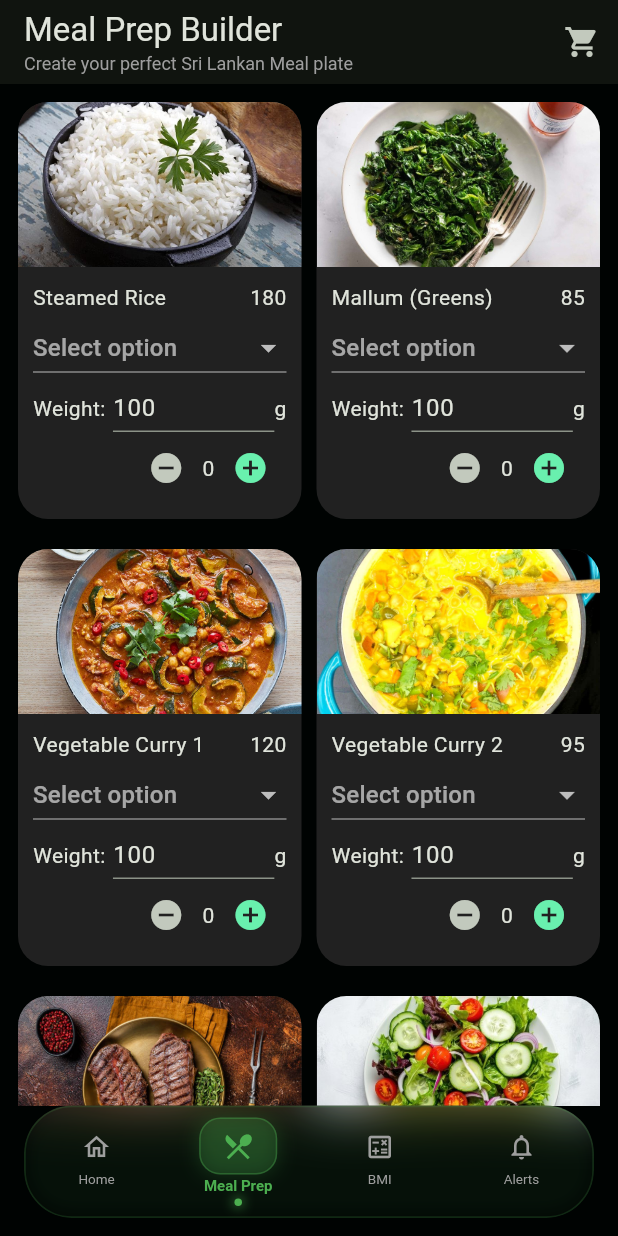
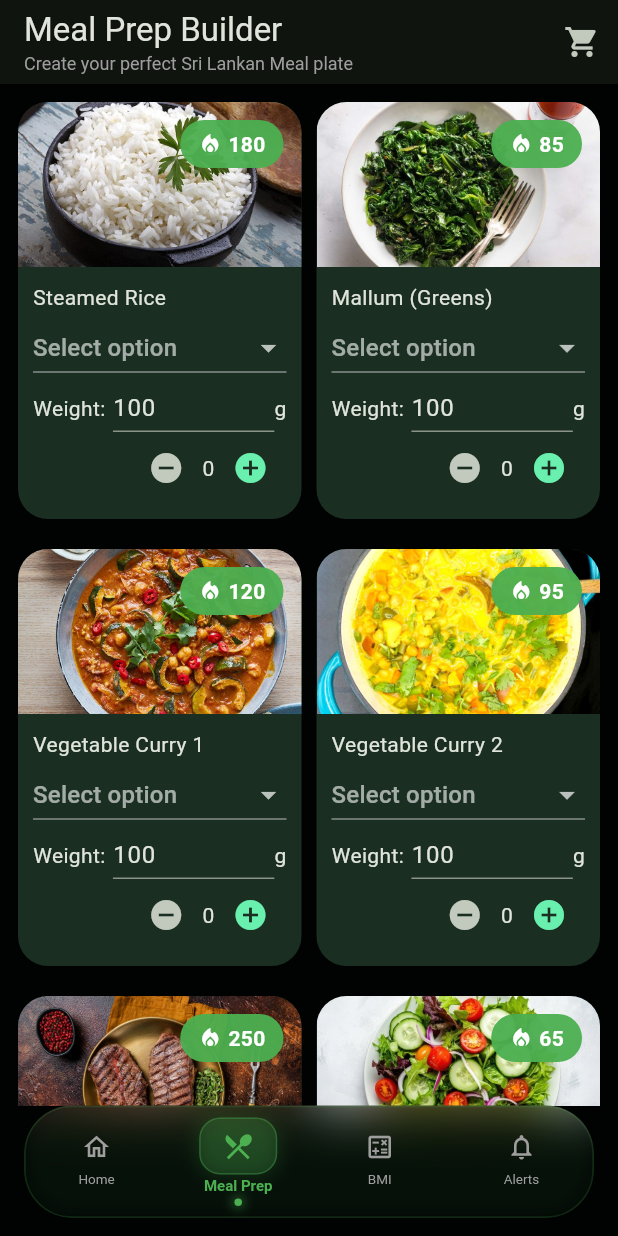
Before and after one commit to kAvindu-gh/nutriflex, a Flutter app: the MealPrepPage screen opened directly, on a phone screen of 412 x 824 dp. Run offline on Flutter 3.47's test engine with Material 3 defaults, Android fonts, the phone set to English and light mode, and no system bars.

Commit message:
Background Colours changed and added the finalized 'meal_prep_page.dart' Code

```diff
--- a/frontend/lib/meal_prep_page.dart
+++ b/frontend/lib/meal_prep_page.dart
@@ -15,7 +15,7 @@ class MyApp extends StatelessWidget {
       debugShowCheckedModeBanner: false,
       title: 'Meal Prep Builder',
       theme: ThemeData.dark().copyWith(
-        scaffoldBackgroundColor: Colors.black,
+        scaffoldBackgroundColor: const Color(0xFF0A1F12), // Figma background
       ),
       home: const MealPrepPage(),
     );
@@ -41,7 +41,6 @@ class _MealPrepPageState extends State<MealPrepPage> {
       totalProtein += proDelta;
       totalCarbs += carbDelta;
       totalFat += fatDelta;
-
       if (totalCalories < 0) totalCalories = 0;
       if (totalProtein < 0) totalProtein = 0;
       if (totalCarbs < 0) totalCarbs = 0;
@@ -49,7 +48,6 @@ class _MealPrepPageState extends State<MealPrepPage> {
     });
   }
 
-  // PERFECT MATCH TO YOUR FIGMA
   Widget _buildNutrientRow(String label, int current, int max, Color progressColor) {
     final double percent = (current / max).clamp(0.0, 1.0);
     final String unit = label == "calories" ? "cal" : "g";
@@ -61,18 +59,9 @@ class _MealPrepPageState extends State<MealPrepPage> {
           Row(
             mainAxisAlignment: MainAxisAlignment.spaceBetween,
             children: [
-              Text(
-                label,
-                style: const TextStyle(fontSize: 14, fontWeight: FontWeight.w500, color: Colors.white70),
-              ),
-              Text(
-                "$current $unit / $max $unit",
-                style: const TextStyle(fontSize: 14, color: Colors.white),
-              ),
-              Text(
-                "${(percent * 100).round()}%",
-                style: TextStyle(fontSize: 14, fontWeight: FontWeight.bold, color: progressColor),
-              ),
+              Text(label, style: const TextStyle(fontSize: 14, fontWeight: FontWeight.w500, color: Colors.white70)),
+              Text("$current $unit / $max $unit", style: const TextStyle(fontSize: 14, color: Colors.white)),
+              Text("${(percent * 100).round()}%", style: TextStyle(fontSize: 14, fontWeight: FontWeight.bold, color: progressColor)),
             ],
           ),
           const SizedBox(height: 6),
@@ -96,15 +85,10 @@ class _MealPrepPageState extends State<MealPrepPage> {
           crossAxisAlignment: CrossAxisAlignment.start,
           children: [
             Text("Meal Prep Builder"),
-            Text(
-              "Create your perfect Sri Lankan Meal plate",
-              style: TextStyle(fontSize: 12, color: Colors.grey),
-            ),
+            Text("Create your perfect Sri Lankan Meal plate", style: TextStyle(fontSize: 12, color: Colors.grey)),
           ],
         ),
-        actions: [
-          IconButton(icon: const Icon(Icons.shopping_cart), onPressed: () {}),
-        ],
+        actions: [IconButton(icon: const Icon(Icons.shopping_cart), onPressed: () {})],
       ),
 
       body: SingleChildScrollView(
@@ -112,118 +96,64 @@ class _MealPrepPageState extends State<MealPrepPage> {
         child: Column(
           children: [
             /// ROW 1
-            Row(
-              children: [
-                Expanded(
-                  child: MealCard(
-                    title: "Steamed Rice",
-                    items: const [
+            Row(children: [
+              Expanded(child: MealCard(title: "Steamed Rice", imagePath: "lib/assets/rice.jpg", items: const [
                 FoodItem(name: "Basmati", calories: 180, protein: 3, carbs: 39, fat: 0),
                 FoodItem(name: "Red Rice", calories: 170, protein: 4, carbs: 36, fat: 1),
                 FoodItem(name: "Samba", calories: 165, protein: 3, carbs: 36, fat: 1),
-                    ],
-                    onChanged: updateMacros,
-                    imagePath: "lib/assets/rice.jpg",
-                  ),
-                ),
+              ], onChanged: updateMacros)),
               const SizedBox(width: 10),
-                Expanded(
-                  child: MealCard(
-                    title: "Mallum (Greens)",
-                    items: const [
+              Expanded(child: MealCard(title: "Mallum (Greens)", imagePath: "lib/assets/mallum.jpg", items: const [
                 FoodItem(name: "Gotukola", calories: 85, protein: 3, carbs: 8, fat: 3),
                 FoodItem(name: "Mukunuwenna", calories: 90, protein: 4, carbs: 10, fat: 2),
                 FoodItem(name: "Kankun", calories: 80, protein: 4, carbs: 6, fat: 2),
-                    ],
-                    onChanged: updateMacros,
-                    imagePath: "lib/assets/mallum.jpg",
-                  ),
-                ),
-              ],
-            ),
+              ], onChanged: updateMacros)),
+            ]),
 
             const SizedBox(height: 10),
 
             /// ROW 2
-            Row(
-              children: [
-                Expanded(
-                  child: MealCard(
-                    title: "Vegetable Curry 1",
-                    items: const [
+            Row(children: [
+              Expanded(child: MealCard(title: "Vegetable Curry 1", imagePath: "lib/assets/veg1.jpg", items: const [
                 FoodItem(name: "Carrots", calories: 120, protein: 2, carbs: 25, fat: 4),
                 FoodItem(name: "Potato", calories: 130, protein: 3, carbs: 28, fat: 2),
                 FoodItem(name: "Pumpkin", calories: 115, protein: 2, carbs: 24, fat: 3),
-                    ],
-                    onChanged: updateMacros,
-                    imagePath: "lib/assets/veg1.jpg",
-                  ),
-                ),
+              ], onChanged: updateMacros)),
               const SizedBox(width: 10),
-                Expanded(
-                  child: MealCard(
-                    title: "Vegetable Curry 2",
-                    items: const [
+              Expanded(child: MealCard(title: "Vegetable Curry 2", imagePath: "lib/assets/veg2.jpg", items: const [
                 FoodItem(name: "Beans", calories: 95, protein: 4, carbs: 16, fat: 2),
                 FoodItem(name: "Bell Pepper", calories: 100, protein: 1, carbs: 20, fat: 1),
                 FoodItem(name: "Brinjal", calories: 105, protein: 2, carbs: 18, fat: 4),
-                    ],
-                    onChanged: updateMacros,
-                    imagePath: "lib/assets/veg2.jpg",
-                  ),
-                ),
-              ],
-            ),
+              ], onChanged: updateMacros)),
+            ]),
 
             const SizedBox(height: 10),
 
             /// ROW 3
-            Row(
-              children: [
-                Expanded(
-                  child: MealCard(
-                    title: "Meat",
-                    items: const [
+            Row(children: [
+              Expanded(child: MealCard(title: "Meat", imagePath: "lib/assets/meat.jpg", items: const [
                 FoodItem(name: "Chicken", calories: 250, protein: 25, carbs: 0, fat: 15),
                 FoodItem(name: "Fish", calories: 220, protein: 22, carbs: 0, fat: 12),
                 FoodItem(name: "Prawns", calories: 230, protein: 24, carbs: 0, fat: 14),
-                    ],
-                    onChanged: updateMacros,
-                    imagePath: "lib/assets/meat.jpg",
-                  ),
-                ),
+              ], onChanged: updateMacros)),
               const SizedBox(width: 10),
-                Expanded(
-                  child: MealCard(
-                    title: "Fresh Salad",
-                    items: const [
+              Expanded(child: MealCard(title: "Fresh Salad", imagePath: "lib/assets/salad.jpg", items: const [
                 FoodItem(name: "Lettuce", calories: 65, protein: 1, carbs: 3, fat: 0),
                 FoodItem(name: "Cucumber", calories: 50, protein: 1, carbs: 11, fat: 0),
                 FoodItem(name: "Tomato", calories: 45, protein: 1, carbs: 9, fat: 0),
-                    ],
-                    onChanged: updateMacros,
-                    imagePath: "lib/assets/salad.jpg",
-                  ),
-                ),
-              ],
-            ),
+              ], onChanged: updateMacros)),
+            ]),
 
             const SizedBox(height: 20),
 
-            /// YOUR CUSTOM PLATE — PERFECT MATCH TO FIGMA
+            /// YOUR CUSTOM PLATE (already perfect)
             Container(
               padding: const EdgeInsets.all(20),
-              decoration: BoxDecoration(
-                color: const Color(0xFF0A3D1F),
-                borderRadius: BorderRadius.circular(20),
-              ),
+              decoration: BoxDecoration(color: const Color(0xFF0A3D1F), borderRadius: BorderRadius.circular(20)),
               child: Column(
                 crossAxisAlignment: CrossAxisAlignment.start,
                 children: [
-                  const Text(
-                    "Your custom plate",
-                    style: TextStyle(fontSize: 20, fontWeight: FontWeight.bold, color: Colors.white),
-                  ),
+                  const Text("Your custom plate", style: TextStyle(fontSize: 20, fontWeight: FontWeight.bold, color: Colors.white)),
                   const SizedBox(height: 16),
                   _buildNutrientRow("calories", totalCalories, 2400, Colors.greenAccent),
                   _buildNutrientRow("protein", totalProtein, 150, Colors.red),
@@ -240,15 +170,9 @@ class _MealPrepPageState extends State<MealPrepPage> {
               width: double.infinity,
               height: 62,
               child: ElevatedButton.icon(
-                style: ElevatedButton.styleFrom(
-                  backgroundColor: Colors.greenAccent,
-                  shape: RoundedRectangleBorder(borderRadius: BorderRadius.circular(16)),
-                ),
+                style: ElevatedButton.styleFrom(backgroundColor: Colors.greenAccent, shape: RoundedRectangleBorder(borderRadius: BorderRadius.circular(16))),
                 icon: const Icon(Icons.restaurant, color: Colors.black, size: 28),
-                label: const Text(
-                  "Save my recipe",
-                  style: TextStyle(color: Colors.black, fontSize: 18, fontWeight: FontWeight.bold),
-                ),
+                label: const Text("Save my recipe", style: TextStyle(color: Colors.black, fontSize: 18, fontWeight: FontWeight.bold)),
                 onPressed: () {},
               ),
             ),
@@ -256,10 +180,7 @@ class _MealPrepPageState extends State<MealPrepPage> {
         ),
       ),
 
-      bottomNavigationBar: AppBottomNav(
-        currentIndex: 1,
-        onTap: (index) => print('Tab tapped: $index'),
-      ),
+      bottomNavigationBar: AppBottomNav(currentIndex: 1, onTap: (index) => print('Tab tapped: $index')),
     );
   }
 }
@@ -271,30 +192,17 @@ class FoodItem {
   final int protein;
   final int carbs;
   final int fat;
-
-  const FoodItem({
-    required this.name,
-    required this.calories,
-    required this.protein,
-    required this.carbs,
-    required this.fat,
-  });
+  const FoodItem({required this.name, required this.calories, required this.protein, required this.carbs, required this.fat});
 }
 
-/// MEAL CARD
+/// MEAL CARD — Calorie badge now on image (green box with flame) + Figma background
 class MealCard extends StatefulWidget {
   final String title;
   final List<FoodItem> items;
   final Function(int cal, int pro, int carb, int fat) onChanged;
   final String imagePath;
 
-  const MealCard({
-    super.key,
-    required this.title,
-    required this.items,
-    required this.onChanged,
-    required this.imagePath,
-  });
+  const MealCard({super.key, required this.title, required this.items, required this.onChanged, required this.imagePath});
 
   @override
   State<MealCard> createState() => _MealCardState();
@@ -345,37 +253,55 @@ class _MealCardState extends State<MealCard> {
       margin: const EdgeInsets.only(bottom: 10),
       decoration: BoxDecoration(
         borderRadius: BorderRadius.circular(20),
-        color: Colors.grey[900],
+        color: const Color(0xFF1A2F22), // Figma card color
       ),
       child: Column(
         children: [
+          // IMAGE WITH GREEN CALORIE BADGE (exactly like Figma)
+          Stack(
+            children: [
               ClipRRect(
                 borderRadius: const BorderRadius.vertical(top: Radius.circular(20)),
-            child: Image.asset(
-              widget.imagePath,
-              height: 110,
-              width: double.infinity,
-              fit: BoxFit.cover,
+                child: Image.asset(widget.imagePath, height: 110, width: double.infinity, fit: BoxFit.cover),
+              ),
+              Positioned(
+                top: 12,
+                right: 12,
+                child: Container(
+                  padding: const EdgeInsets.symmetric(horizontal: 12, vertical: 6),
+                  decoration: BoxDecoration(
+                    color: Colors.green.withOpacity(0.95),
+                    borderRadius: BorderRadius.circular(20),
+                  ),
+                  child: Row(
+                    mainAxisSize: MainAxisSize.min,
+                    children: [
+                      const Icon(Icons.local_fire_department, color: Colors.white, size: 16),
+                      const SizedBox(width: 4),
+                      Text(
+                        "${widget.items.first.calories}",
+                        style: const TextStyle(color: Colors.white, fontWeight: FontWeight.bold, fontSize: 14),
+                      ),
+                    ],
                   ),
                 ),
+              ),
+            ],
+          ),
+
           Padding(
             padding: const EdgeInsets.all(10),
             child: Column(
               children: [
                 Row(
                   mainAxisAlignment: MainAxisAlignment.spaceBetween,
-                  children: [
-                    Expanded(child: Text(widget.title)),
-                    Text("${widget.items.first.calories}"),
-                  ],
+                  children: [Expanded(child: Text(widget.title)), const SizedBox()],
                 ),
                 DropdownButton<FoodItem>(
                   value: selectedItem,
                   hint: const Text("Select option"),
                   isExpanded: true,
-                  items: widget.items.map((item) {
-                    return DropdownMenuItem(value: item, child: Text(item.name));
-                  }).toList(),
+                  items: widget.items.map((item) => DropdownMenuItem(value: item, child: Text(item.name))).toList(),
                   onChanged: (value) {
                     setState(() {
                       selectedItem = value;
@@ -402,10 +328,7 @@ class _MealCardState extends State<MealCard> {
                   children: [
                     IconButton(icon: const Icon(Icons.remove_circle), onPressed: decrease),
                     Text("$count"),
-                    IconButton(
-                      icon: const Icon(Icons.add_circle, color: Colors.greenAccent),
-                      onPressed: increase,
-                    ),
+                    IconButton(icon: const Icon(Icons.add_circle, color: Colors.greenAccent), onPressed: increase),
                   ],
                 ),
               ],
```
Lines whose indentation alone changed are shown as unchanged.
